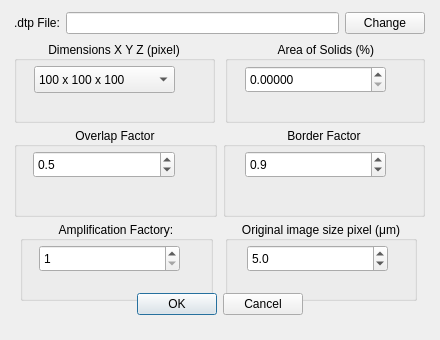
First picture: the form in src/dialogReconstructionES.ui, repository ldsc/lvp, before the edit.
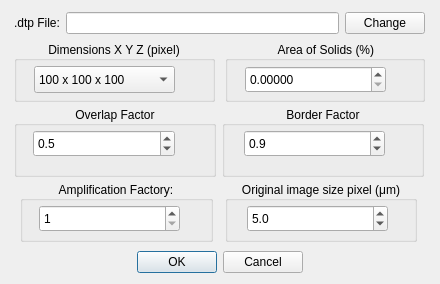
Second picture: the form after the edit. Icons and pictures are not drawn.

What changed in the file:
```diff
--- a/src/dialogReconstructionES.ui
+++ b/src/dialogReconstructionES.ui
@@ -8,7 +8,7 @@
     <x>0</x>
     <y>0</y>
     <width>440</width>
-    <height>340</height>
+    <height>284</height>
    </rect>
   </property>
   <property name="sizePolicy">
@@ -19,8 +19,8 @@
   </property>
   <property name="minimumSize">
    <size>
-    <width>440</width>
-    <height>340</height>
+    <width>100</width>
+    <height>100</height>
    </size>
   </property>
   <property name="maximumSize">
@@ -40,7 +40,7 @@
    <property name="geometry">
     <rect>
      <x>15</x>
-     <y>291</y>
+     <y>249</y>
      <width>410</width>
      <height>27</height>
     </rect>
@@ -101,9 +101,9 @@
    <property name="geometry">
     <rect>
      <x>14</x>
-     <y>127</y>
-     <width>411</width>
-     <height>90</height>
+     <y>106</y>
+     <width>410</width>
+     <height>71</height>
     </rect>
    </property>
    <layout class="QHBoxLayout" name="horizontalLayout_3">
@@ -204,9 +204,9 @@
    <property name="geometry">
     <rect>
      <x>14</x>
-     <y>221</y>
+     <y>181</y>
      <width>411</width>
-     <height>80</height>
+     <height>61</height>
     </rect>
    </property>
    <layout class="QHBoxLayout" name="horizontalLayout_4">
@@ -324,7 +324,7 @@
      <x>14</x>
      <y>41</y>
      <width>411</width>
-     <height>82</height>
+     <height>61</height>
     </rect>
    </property>
    <layout class="QHBoxLayout" name="horizontalLayout_2">
```
